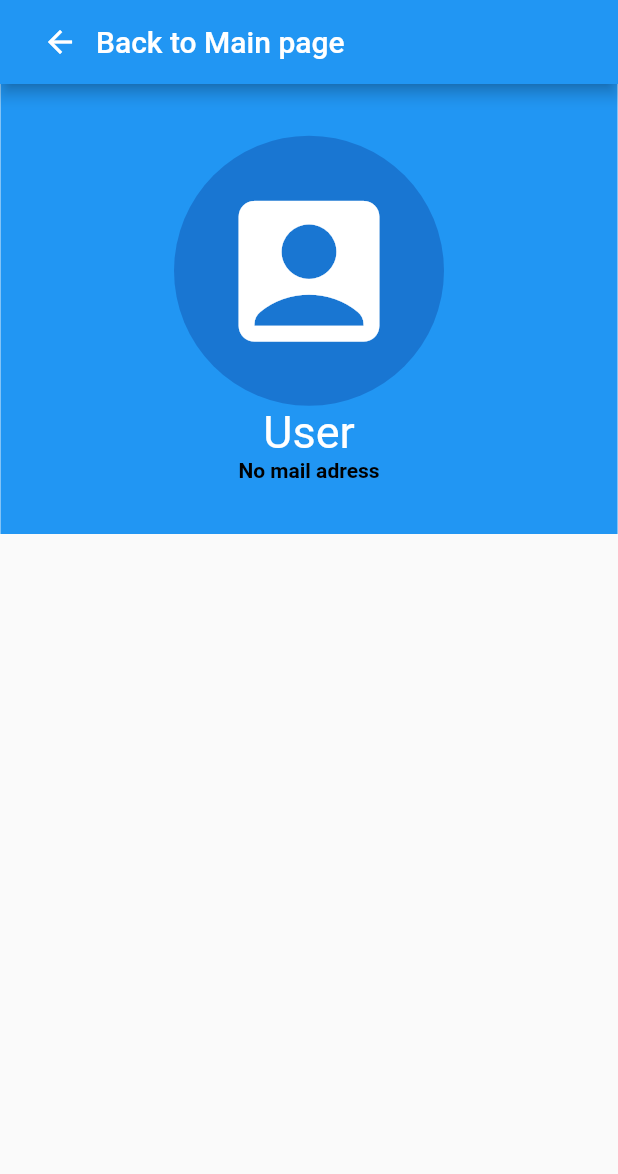
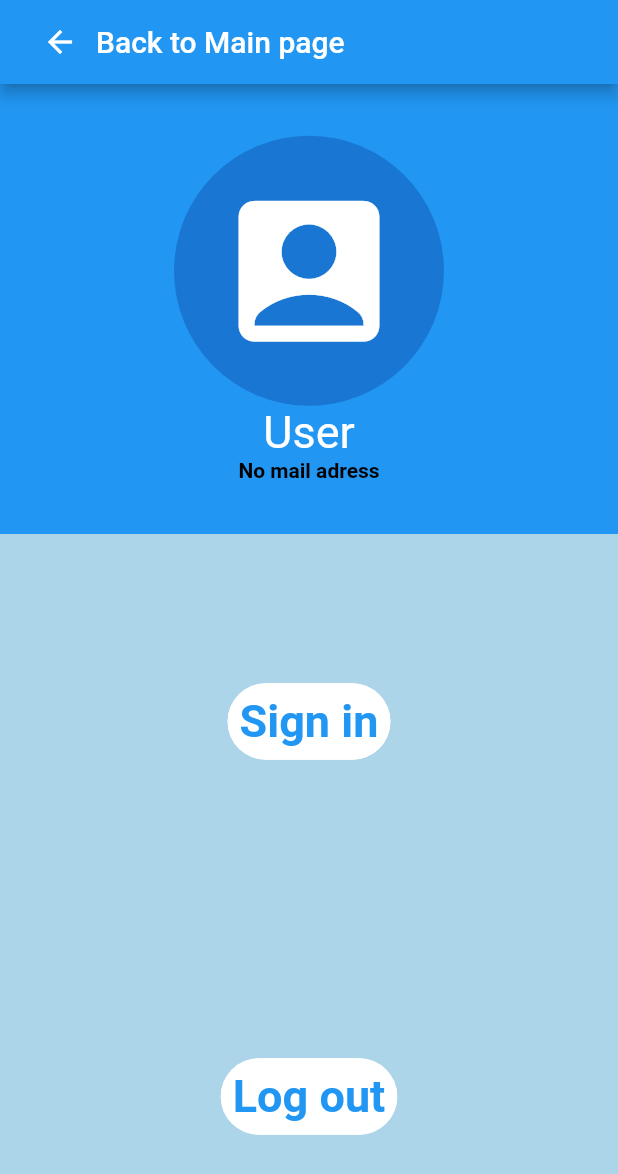
Before and after one commit to ArtikMix/cc_tracker, a Flutter app: the screen it shows after launch, in the side drawer, after a tap on the "account box" icon, on a phone screen of 412 x 824 dp. Shown: the top 1174 px of the screen. Run offline on Flutter 3.47's test engine with Material 2 defaults, Android fonts, the light colour scheme and no system bars; our stand-ins replace firebase_auth, firebase_core, google_sign_in; accounts and stored records are empty; network calls fail.

Commit message:
log out, sign in buttons design start

```diff
--- a/lib/ProfileWindow.dart
+++ b/lib/ProfileWindow.dart
@@ -1,3 +1,4 @@
+//import 'dart:html';
 import 'dart:ui';
 
 import 'package:cc_tracker/CClist.dart';
@@ -39,13 +40,13 @@ class ProfileWindowState extends State<ProfileWindow> {
               ),
               body: ListView(
                 children: <Widget>[
-                  Row(
+                  Column(
                     mainAxisAlignment: MainAxisAlignment.center,
                     crossAxisAlignment: CrossAxisAlignment.center,
                     children: [
                       Container(
                         height: 300,
-                        width: 411.4,
+                        width: (MediaQuery.of(context).size.width),
                         decoration: const BoxDecoration(color: Colors.blue),
                         child: Column(
                           crossAxisAlignment: CrossAxisAlignment.center,
@@ -57,7 +58,9 @@ class ProfileWindowState extends State<ProfileWindow> {
                                 icon: const Icon(
                                   Icons.account_box,
                                 ),
-                                onPressed: (){Authentication.signInWithGoogle();},
+                                onPressed: () {
+                                  Authentication.signInWithGoogle();
+                                },
                                 iconSize: 125,
                               ),
                               //backgroundImage: ,
@@ -74,6 +77,49 @@ class ProfileWindowState extends State<ProfileWindow> {
                           ],
                         ),
                       ),
+                      Container(
+                        height: 500,
+                        width: (MediaQuery.of(context).size.width),
+                        decoration: BoxDecoration(
+                            color: Color.fromARGB(255, 173, 213, 233)),
+                        child: Column(
+                          crossAxisAlignment: CrossAxisAlignment.center,
+                          mainAxisAlignment: MainAxisAlignment.spaceAround,
+                          children: [
+                            TextButton(
+                                style: TextButton.styleFrom(
+                                    foregroundColor: Colors.blue,
+                                    backgroundColor: Colors.white,
+                                    textStyle: TextStyle(
+                                        fontSize: 30,
+                                        fontWeight: FontWeight.bold),
+                                    shape: RoundedRectangleBorder(
+                                        borderRadius:
+                                            BorderRadius.circular(40.0),
+                                        side: BorderSide(
+                                            width: 2.0, color: Colors.white))),
+                                onPressed: () {
+                                },
+                                child: Text('Sign in')),
+                            TextButton(
+                                style: TextButton.styleFrom(
+                                    foregroundColor: Colors.blue,
+                                    backgroundColor: Colors.white,
+                                    textStyle: TextStyle(
+                                        fontSize: 30,
+                                        fontWeight: FontWeight.bold),
+                                    shape: RoundedRectangleBorder(
+                                        borderRadius:
+                                            BorderRadius.circular(40.0),
+                                        side: BorderSide(
+                                            width: 2.0, color: Colors.white))),
+                                onPressed: () {
+                                  Authentication.signOutWithGoogle();
+                                },
+                                child: Text('Log out')),
+                          ],
+                        ),
+                      )
                     ],
                   )
                 ],
```
Also changed, not shown: lib/Authentication.dart (+22 -9 lines).
